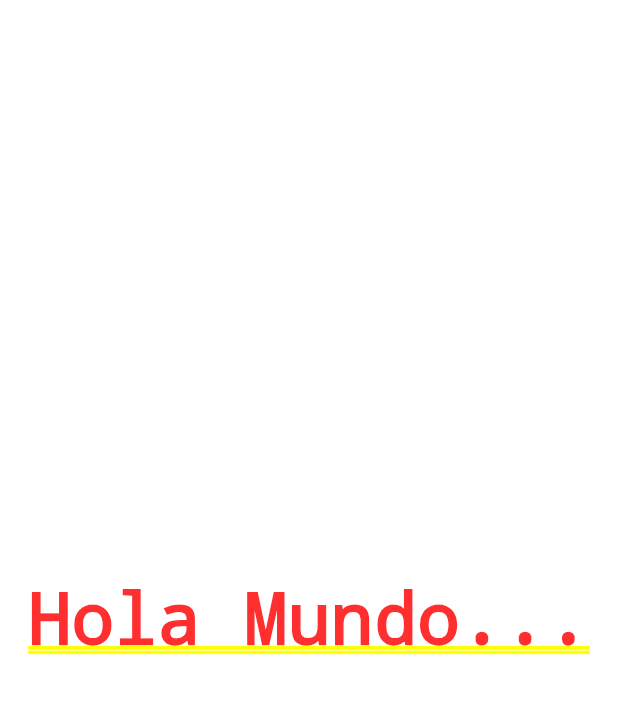
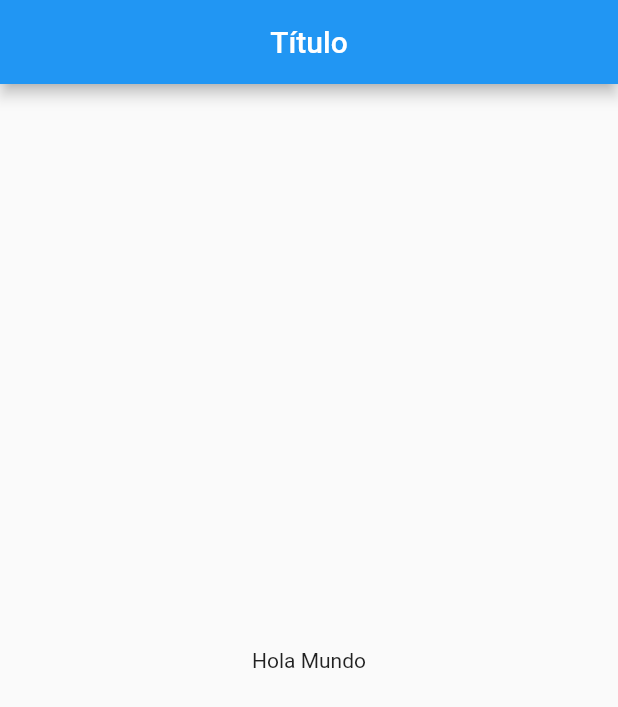
Before and after one commit to jossued/curso-flutter-contador, a Flutter app: the screen it shows after launch, on a phone screen of 412 x 824 dp. Shown: the top 707 px of the screen. Run offline on Flutter 3.47's test engine with Material 2 defaults, Android fonts, the phone set to English and light mode, and no system bars.

Commit message:
nueva pagina con hola mundo

```diff
--- a/contador/lib/src/app.dart
+++ b/contador/lib/src/app.dart
@@ -1,3 +1,4 @@
+import 'package:contador/src/pages/home_page.dart';
 import 'package:flutter/material.dart';
 
 class MyApp extends StatelessWidget {
@@ -5,7 +6,7 @@ class MyApp extends StatelessWidget {
   Widget build(context) {
     return MaterialApp(
       home: Center(
-        child: Text('Hola Mundo...'),
+        child: HomePage(),
         )
     );
   }
--- /dev/null
+++ b/contador/lib/src/pages/home_page.dart
@@ -0,0 +1,18 @@
+import 'package:flutter/cupertino.dart';
+
+import 'package:flutter/material.dart';
+
+class HomePage extends StatelessWidget{
+  @override
+  Widget build(BuildContext context) {
+    return Scaffold(
+      appBar: AppBar(
+        title: Text('Título'),
+        centerTitle: true,
+      ),
+      body: Center(
+        child: Text('Hola Mundo'),
+      ),
+    );
+  }
+}
```
